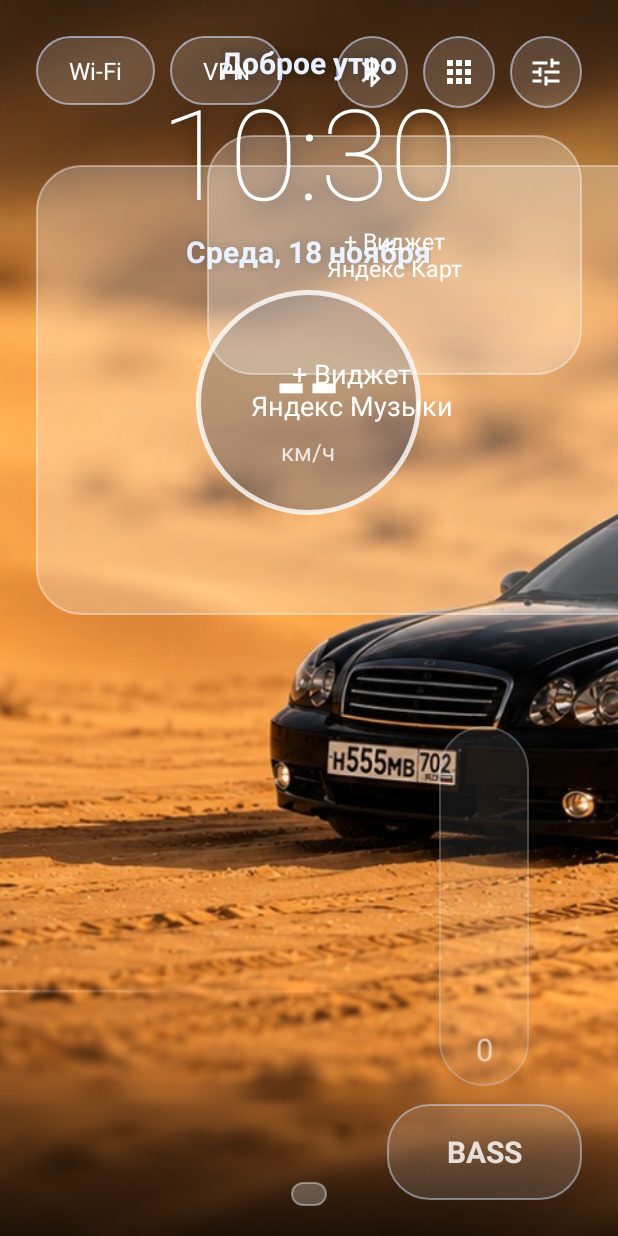
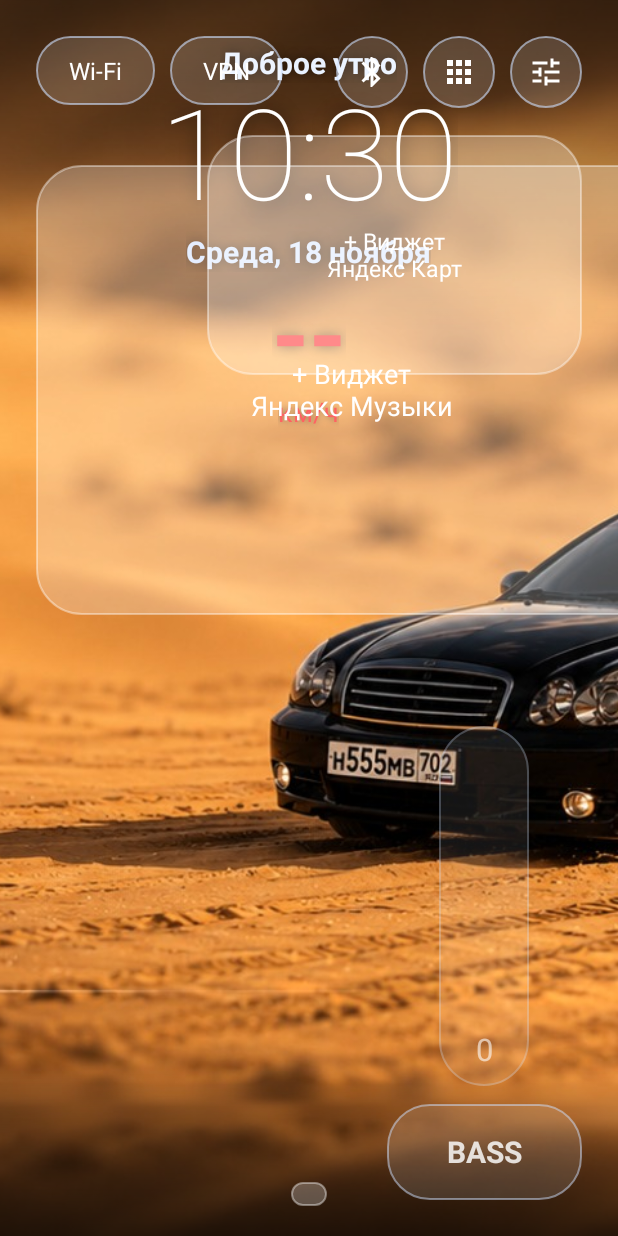
Before and after one commit to ilnurvv-gif/Simplehome, an Android app: the screen it shows after launch (MainActivity), on a phone screen of 412 x 824 dp. Run offline under Robolectric (Android 15) with nearby library versions, the phone set to English and light mode, and no system bars.

Commit message:
Launcher: speed red, no circle
Co-Authored-By: Claude Sonnet 5.5 <noreply@anthropic.com>
Claude-Session: https://claude.ai/code/session_01MM6RfAKwUqWHiYHzMgsRma

```diff
--- a/app/src/main/res/drawable/speed_bg.xml
+++ /dev/null
@@ -1,5 +0,0 @@
-<?xml version="1.0" encoding="utf-8"?>
-<shape xmlns:android="http://schemas.android.com/apk/res/android" android:shape="oval">
-    <solid android:color="#66101830" />
-    <stroke android:width="3dp" android:color="#CCFFFFFF" />
-</shape>
--- a/app/src/main/res/layout/activity_main.xml
+++ b/app/src/main/res/layout/activity_main.xml
@@ -64,10 +64,9 @@
             android:textStyle="bold" />
         <LinearLayout
             android:id="@+id/speed_circle"
-            android:layout_width="150dp"
-            android:layout_height="150dp"
-            android:layout_marginTop="12dp"
-            android:background="@drawable/speed_bg"
+            android:layout_width="wrap_content"
+            android:layout_height="wrap_content"
+            android:layout_marginTop="6dp"
             android:gravity="center"
             android:orientation="vertical">
 
@@ -76,17 +75,21 @@
                 android:layout_width="wrap_content"
                 android:layout_height="wrap_content"
                 android:includeFontPadding="false"
+                android:shadowColor="#99000000"
+                android:shadowRadius="10"
                 android:text="--"
-                android:textColor="#FFFFFF"
-                android:textSize="56sp"
+                android:textColor="#FF2D2D"
+                android:textSize="64sp"
                 android:textStyle="bold" />
 
             <TextView
                 android:layout_width="wrap_content"
                 android:layout_height="wrap_content"
+                android:shadowColor="#99000000"
+                android:shadowRadius="6"
                 android:text="км/ч"
-                android:textColor="#CCFFFFFF"
-                android:textSize="16sp" />
+                android:textColor="#FF2D2D"
+                android:textSize="18sp" />
         </LinearLayout>
     </LinearLayout>
 
```
